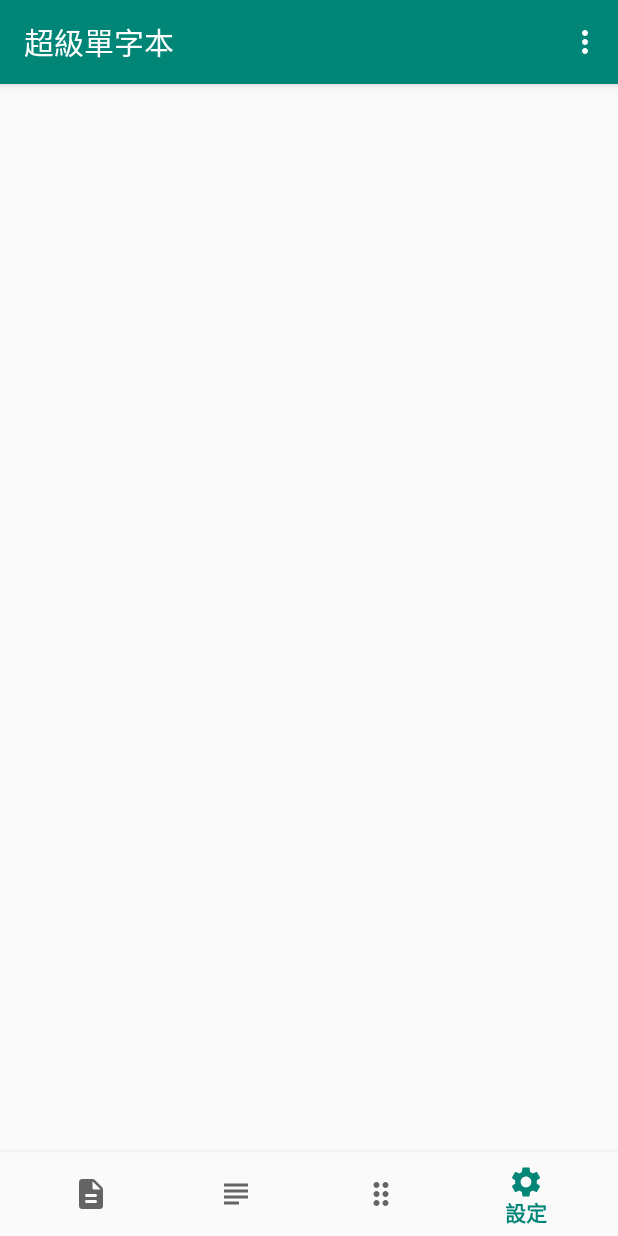
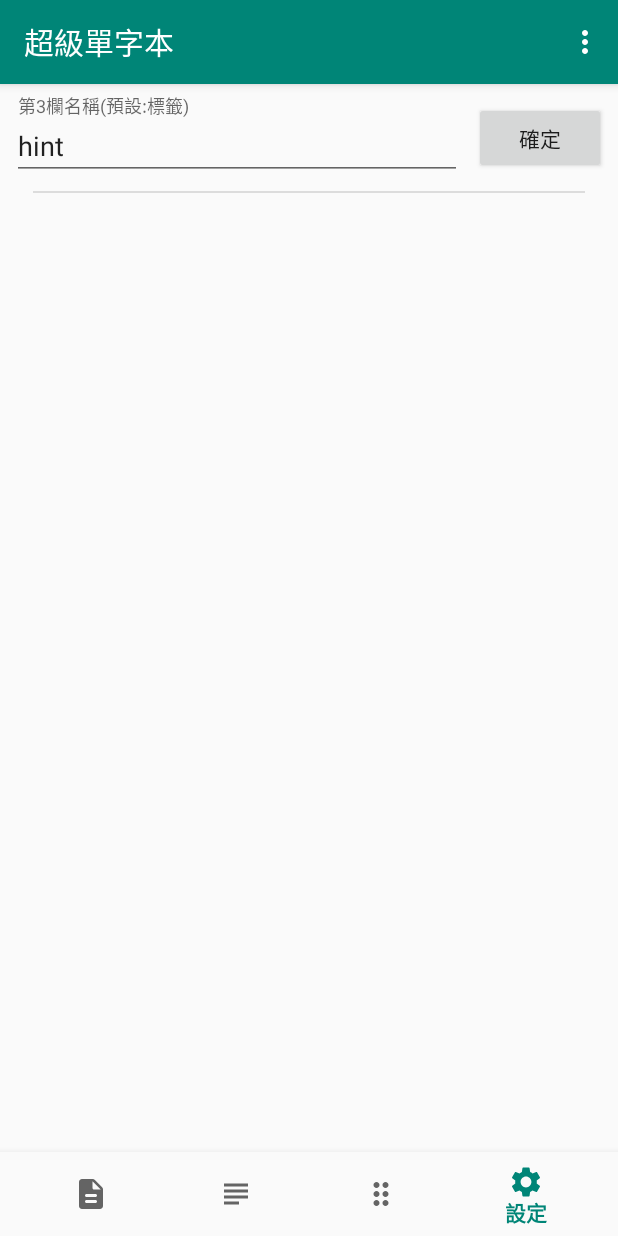
Before and after one commit to 312321321321432/supervoc, an Android app: the screen it shows after launch (MainActivity), item 4 of the bottom bar chosen, on a phone screen of 412 x 824 dp. Run offline under Robolectric (Android 15) with nearby library versions, the phone set to English and light mode, and no system bars; libraries missing offline, so code that uses them is left out: es.dmoral.toasty.

Commit message:
You can set 3rd line name. add a option(on"all"page).

```diff
--- a/app/src/main/res/layout/frame_edit.xml
+++ b/app/src/main/res/layout/frame_edit.xml
@@ -124,7 +124,7 @@
         android:layout_width="wrap_content"
         android:layout_height="wrap_content"
         android:orientation="horizontal"
-        app:layout_constraintGuide_begin="200dp" />
+        app:layout_constraintGuide_percent="0.35" />
 
     <View
         android:id="@+id/divider"
--- a/app/src/main/res/layout/frame_settings.xml
+++ b/app/src/main/res/layout/frame_settings.xml
@@ -12,7 +12,52 @@
         android:layout_width="wrap_content"
         android:layout_height="wrap_content"
         android:orientation="horizontal"
-        app:layout_constraintGuide_begin="65dp" />
+        app:layout_constraintGuide_percent="0.1" />
+
+    <com.google.android.material.textfield.TextInputLayout
+        android:id="@+id/textInputLayout"
+        android:layout_width="0dp"
+        android:layout_height="wrap_content"
+        android:layout_marginStart="8dp"
+        android:layout_marginTop="4dp"
+        android:layout_marginEnd="8dp"
+        android:layout_marginBottom="4dp"
+        app:layout_constraintBottom_toTopOf="@+id/guideline4"
+        app:layout_constraintEnd_toStartOf="@+id/change_three"
+        app:layout_constraintStart_toStartOf="parent"
+        app:layout_constraintTop_toTopOf="parent">
+
+        <com.google.android.material.textfield.TextInputEditText
+            android:id="@+id/tline_name"
+            android:layout_width="match_parent"
+            android:layout_height="wrap_content"
+            android:hint="@string/line_three_name"
+            android:text="hint" />
+    </com.google.android.material.textfield.TextInputLayout>
+
+    <Button
+        android:id="@+id/change_three"
+        android:layout_width="wrap_content"
+        android:layout_height="wrap_content"
+        android:layout_marginTop="4dp"
+        android:layout_marginEnd="8dp"
+        android:layout_marginBottom="4dp"
+        android:onClick="change_three"
+        android:text="@string/sure"
+        app:layout_constraintBottom_toTopOf="@+id/guideline4"
+        app:layout_constraintEnd_toEndOf="parent"
+        app:layout_constraintTop_toTopOf="parent" />
+
+    <View
+        android:id="@+id/divider2"
+        android:layout_width="368dp"
+        android:layout_height="1dp"
+        android:layout_marginStart="8dp"
+        android:layout_marginEnd="8dp"
+        android:background="?android:attr/listDivider"
+        app:layout_constraintEnd_toEndOf="parent"
+        app:layout_constraintStart_toStartOf="parent"
+        app:layout_constraintTop_toTopOf="@+id/guideline4" />
 
 
 </androidx.constraintlayout.widget.ConstraintLayout>
--- a/app/src/main/res/menu/menu_main.xml
+++ b/app/src/main/res/menu/menu_main.xml
@@ -4,14 +4,32 @@
     xmlns:tools="http://schemas.android.com/tools"
     tools:context=".MainActivity">
     <item
+        android:id="@+id/check_C"
+        android:orderInCategory="0"
+        android:title="@string/show_Chinese"
+        android:checkable="true"
+        android:checked="true"/>
+    <item
+        android:id="@+id/check_E"
+        android:orderInCategory="1"
+        android:title="@string/show_English"
+        android:checkable="true"
+        android:checked="true"/>
+    <item
+        android:id="@+id/check_h"
+        android:orderInCategory="2"
+        android:title="@string/show_label"
+        android:checkable="true"
+        android:checked="true"/>
+    <item
         android:id="@+id/default_value"
         android:title="@string/use_default_value"
-        android:orderInCategory="0"
+        android:orderInCategory="3"
         app:showAsAction="never"/>
     <item
         android:id="@+id/about"
         android:title="@string/about"
         android:visible="true"
-        android:orderInCategory="1"
+        android:orderInCategory="4"
         app:showAsAction="never"/>
 </menu>
--- a/app/src/main/res/values/strings.xml
+++ b/app/src/main/res/values/strings.xml
@@ -1,4 +1,5 @@
 <resources>
+
     <string name="app_name">超級單字本</string>
     <string name="title_edit">編輯</string>
     <string name="title_all">全部</string>
@@ -6,11 +7,11 @@
     <string name="title_settings">設定</string>
     <string name="added">已增加</string>
     <string name="add">增加</string>
-    <string name="added_but">已增加,但未含標籤,以-取代</string>
-    <string name="no_use">沒有實作</string>
+    <string name="added_but">已增加,但未含%1$s的內容,以-取代</string>
+    <string name="no_use">尚未實作</string>
     <string name="I_E">輸入英文</string>
     <string name="I_C">輸入中文</string>
-    <string name="I_T">輸入標籤</string>
+    <string name="I_T">輸入第3欄內容(選填)</string>
     <string name="add_voc">增加單字</string>
     <string name="del">刪除</string>
     <string name="really">確定？</string>
@@ -22,8 +23,15 @@
     <string name="rule_text">0123456789abcdefghijklmnopqrstuvwxyz
 ABCDEFGHIJKLMNOPQRSTUVWXYZ`!"$^*()=#[]',./?/*-_+&#060;&#062;&#064;&#038;</string>
     <string name="use_default_value">使用預設值</string>
-    <string name="nouse_default_value">此頁面不需使用預設值</string>
     <string name="about_app">關於此程式</string>
     <string name="ok">OK</string>
     <string name="about">關於</string>
+    <string name="show_Chinese">顯示中文</string>
+    <string name="show_English">顯示英文</string>
+    <string name="show_label">顯示%1$s</string>
+    <string name="English">英文</string>
+    <string name="Chinese">中文</string>
+    <string name="line_three_name">第3欄名稱(預設:標籤)</string>
+    <string name="there_isn_t_any_voc">沒有任何單字,去「增加」頁面增加吧！</string>
+    <string name="kidding">你在開玩笑嗎?</string>
 </resources>
```
Also changed, not shown: app/src/main/java/com/hi/andy/supervocsdk28/MainActivity.java (+34 -33 lines).
